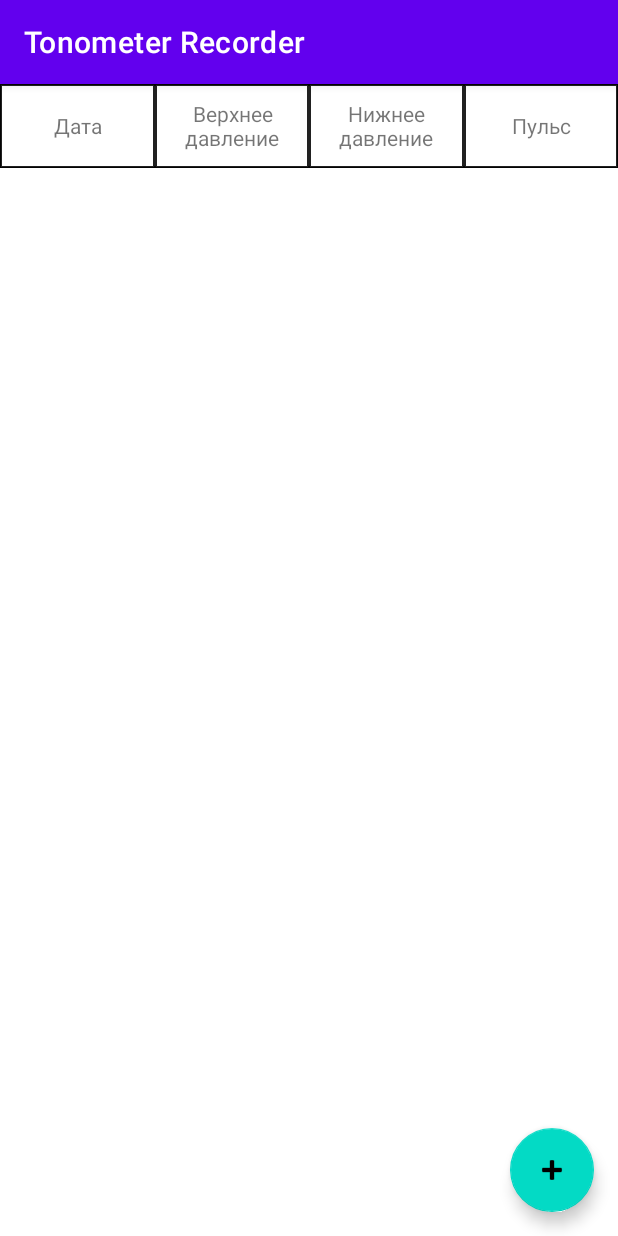
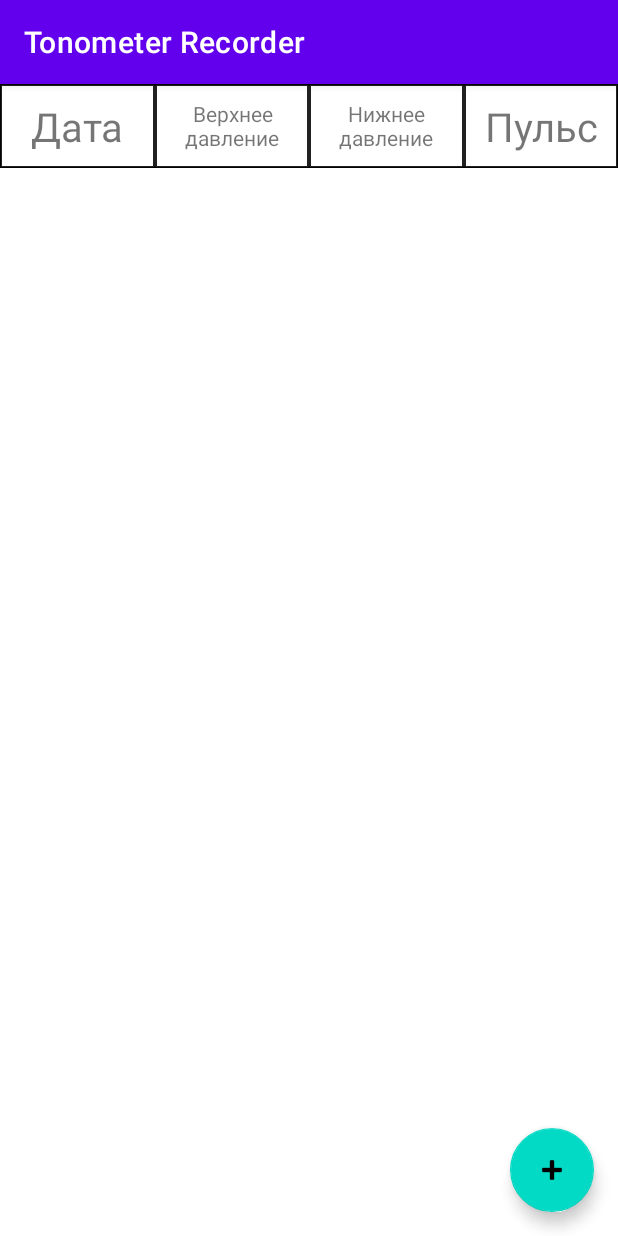
Before and after one commit to user576g/TonometerRecorder, an Android app: the screen it shows after launch (MainActivity), on a phone screen of 412 x 824 dp. Run offline under Robolectric (Android 15) with nearby library versions, the phone set to English and light mode, and no system bars; our stand-ins replace Room's generated code.

Commit message:
Text size was changed. App name was overloaded in debug build.

```diff
--- /dev/null
+++ b/app/src/debug/res/values/strings.xml
@@ -0,0 +1,4 @@
+<?xml version="1.0" encoding="utf-8"?>
+<resources>
+    <string name="app_name">DEBUG_Tonometer_Recorder</string>
+</resources>
--- a/app/src/main/res/layout/list_item.xml
+++ b/app/src/main/res/layout/list_item.xml
@@ -1,57 +1,60 @@
 <?xml version="1.0" encoding="utf-8"?>
-<androidx.constraintlayout.widget.ConstraintLayout
-    xmlns:android="http://schemas.android.com/apk/res/android"
+<androidx.constraintlayout.widget.ConstraintLayout xmlns:android="http://schemas.android.com/apk/res/android"
     xmlns:app="http://schemas.android.com/apk/res-auto"
     xmlns:tools="http://schemas.android.com/tools"
-    android:background="@drawable/border"
     android:layout_width="match_parent"
-    android:layout_height="wrap_content">
+    android:layout_height="wrap_content"
+    android:background="@drawable/border">
 
     <TextView
         android:id="@+id/date"
         android:layout_width="0dp"
         android:layout_height="@dimen/cell_height"
         android:background="@drawable/border"
+        android:gravity="center"
         android:padding="@dimen/cell_padding"
-        android:gravity="center"
         app:layout_constraintStart_toStartOf="parent"
         app:layout_constraintTop_toTopOf="parent"
         app:layout_constraintWidth_percent="0.25"
+        app:autoSizeTextType="uniform"
         tools:text="@string/th_date" />
 
     <TextView
         android:id="@+id/sys"
+        android:layout_width="0dp"
         android:layout_height="@dimen/cell_height"
-        android:layout_width="0dp"
+        android:background="@drawable/border"
+        android:gravity="center"
+        android:padding="@dimen/cell_padding"
+        app:layout_constraintStart_toEndOf="@+id/date"
+        app:layout_constraintTop_toTopOf="parent"
         app:layout_constraintWidth_percent="0.25"
-        android:background="@drawable/border"
-        android:padding="@dimen/cell_padding"
-        tools:text="@string/th_sys"
-        android:gravity="center"
-        app:layout_constraintStart_toEndOf="@+id/date"
-        app:layout_constraintTop_toTopOf="parent"/>
+        app:autoSizeTextType="uniform"
+        tools:text="@string/th_sys" />
 
     <TextView
         android:id="@+id/dia"
+        android:layout_width="0dp"
         android:layout_height="@dimen/cell_height"
-        android:layout_width="0dp"
+        android:background="@drawable/border"
+        android:gravity="center"
+        android:padding="@dimen/cell_padding"
+        app:layout_constraintStart_toEndOf="@+id/sys"
+        app:layout_constraintTop_toTopOf="parent"
         app:layout_constraintWidth_percent="0.25"
-        android:background="@drawable/border"
-        android:padding="@dimen/cell_padding"
-        tools:text="@string/th_dia"
-        android:gravity="center"
-        app:layout_constraintStart_toEndOf="@+id/sys"
-        app:layout_constraintTop_toTopOf="parent" />
+        app:autoSizeTextType="uniform"
+        tools:text="@string/th_dia" />
 
     <TextView
         android:id="@+id/pulse"
+        android:layout_width="0dp"
         android:layout_height="@dimen/cell_height"
-        android:layout_width="0dp"
+        android:background="@drawable/border"
+        android:gravity="center"
+        android:padding="@dimen/cell_padding"
+        app:layout_constraintStart_toEndOf="@+id/dia"
+        app:layout_constraintTop_toTopOf="parent"
         app:layout_constraintWidth_percent="0.25"
-        android:padding="@dimen/cell_padding"
-        tools:text="@string/th_pulse"
-        android:gravity="center"
-        android:background="@drawable/border"
-        app:layout_constraintStart_toEndOf="@+id/dia"
-        app:layout_constraintTop_toTopOf="parent" />
+        app:autoSizeTextType="uniform"
+        tools:text="@string/th_pulse" />
 </androidx.constraintlayout.widget.ConstraintLayout>
```
